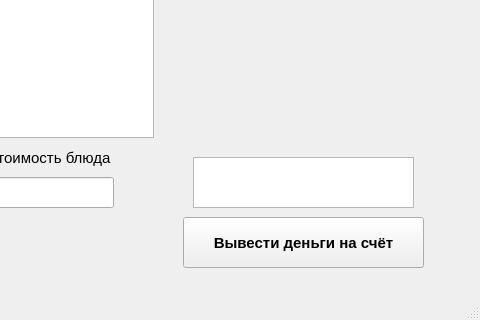
First picture: the form in Practice4/Admin.ui, repository th3caucasian/Blockchain_API_GUI_Smart_contract, before the edit; both pictures show x 647 to 1127 and y 343 to 663 of the 1127 by 663 pixel window.
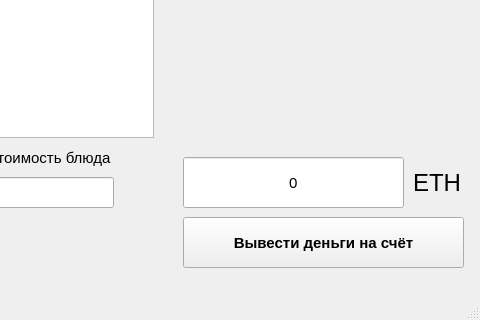
Second picture: the form after the edit.

Commit message: Добавил окно пользователя в проект

Patch:
```diff
--- a/Practice4/Admin.ui
+++ b/Practice4/Admin.ui
@@ -549,7 +549,7 @@
      <rect>
       <x>830</x>
       <y>560</y>
-      <width>241</width>
+      <width>281</width>
       <height>51</height>
      </rect>
     </property>
@@ -564,16 +564,6 @@
      <string>Вывести деньги на счёт</string>
     </property>
    </widget>
-   <widget class="QTextEdit" name="textEdit">
-    <property name="geometry">
-     <rect>
-      <x>840</x>
-      <y>500</y>
-      <width>221</width>
-      <height>51</height>
-     </rect>
-    </property>
-   </widget>
    <widget class="QTableWidget" name="tableWidget_2">
     <property name="geometry">
      <rect>
@@ -706,6 +696,47 @@
      <bool>false</bool>
     </property>
    </widget>
+   <widget class="QLineEdit" name="lineEdit_5">
+    <property name="geometry">
+     <rect>
+      <x>830</x>
+      <y>500</y>
+      <width>221</width>
+      <height>51</height>
+     </rect>
+    </property>
+    <property name="font">
+     <font>
+      <pointsize>11</pointsize>
+     </font>
+    </property>
+    <property name="text">
+     <string>0</string>
+    </property>
+    <property name="alignment">
+     <set>Qt::AlignCenter</set>
+    </property>
+   </widget>
+   <widget class="QLabel" name="label_5">
+    <property name="geometry">
+     <rect>
+      <x>1060</x>
+      <y>500</y>
+      <width>51</width>
+      <height>51</height>
+     </rect>
+    </property>
+    <property name="font">
+     <font>
+      <pointsize>18</pointsize>
+      <weight>50</weight>
+      <bold>false</bold>
+     </font>
+    </property>
+    <property name="text">
+     <string>ETH</string>
+    </property>
+   </widget>
   </widget>
   <widget class="QMenuBar" name="menubar">
    <property name="geometry">
```
The commit also changes 2 other files.
